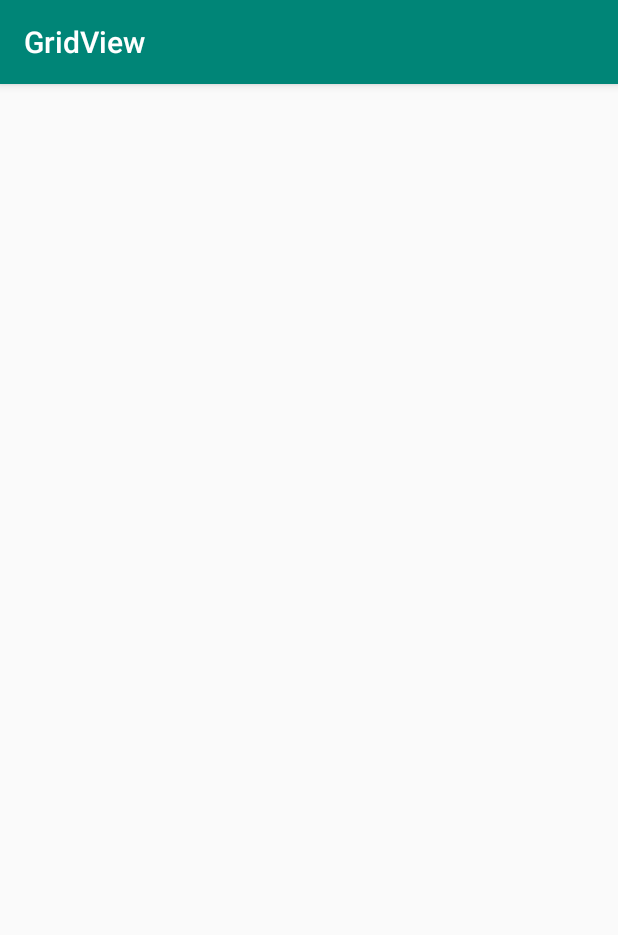
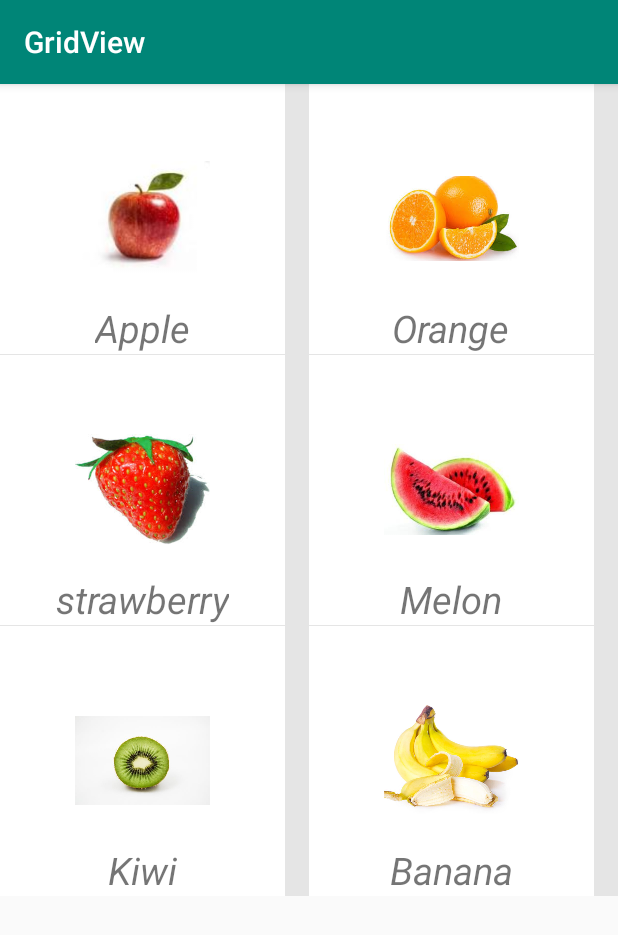
Before and after one commit to kshitiz-kumar/GridView, an Android app: the screen it shows after launch (MainActivity), on a phone screen of 412 x 824 dp. Shown: the top 935 px of the screen. Run offline under Robolectric (Android 15) with nearby library versions, the phone set to English and light mode, and no system bars.

Commit message:
second commit

```diff
--- a/app/src/main/java/com/example/gridview/MainActivity.java
+++ b/app/src/main/java/com/example/gridview/MainActivity.java
@@ -1,13 +1,73 @@
 package com.example.gridview;
 
+import android.content.Intent;
 import android.support.v7.app.AppCompatActivity;
 import android.os.Bundle;
+import android.view.View;
+import android.view.ViewGroup;
+import android.widget.AdapterView;
+import android.widget.BaseAdapter;
+import android.widget.GridView;
+import android.widget.ImageView;
+import android.widget.TextView;
 
 public class MainActivity extends AppCompatActivity {
+
+    GridView gridView;
+
+    String[] fruitNames = {"Apple","Orange","strawberry","Melon","Kiwi","Banana"};
+    int[] fruitImages = {R.drawable.apple,R.drawable.oranges,R.drawable.strawberry,R.drawable.watermelon,R.drawable.kiwi,R.drawable.banana};
 
     @Override
     protected void onCreate(Bundle savedInstanceState) {
         super.onCreate(savedInstanceState);
         setContentView(R.layout.activity_main);
+
+        gridView =(GridView) findViewById(R.id.gridview);
+
+        CustomAdapter customadapter = new CustomAdapter();
+        gridView.setAdapter(customadapter);
+
+        gridView.setOnItemClickListener(new AdapterView.OnItemClickListener() {
+            @Override
+            public void onItemClick(AdapterView<?> adapterView, View view, int i, long l) {
+//                Toast.makeText(getApplicationContext(),fruitNames[i],Toast.LENGTH_LONG).show();
+                Intent intent = new Intent(getApplicationContext(),GridItemActivity.class);
+                intent.putExtra("name",fruitNames[i]);
+                intent.putExtra("image",fruitImages[i]);
+                startActivity(intent);
+
+            }
+        });
+    }
+
+    public class CustomAdapter extends BaseAdapter
+    {
+        @Override
+        public int getCount() {
+            return fruitImages.length;
+        }
+
+        @Override
+        public Object getItem(int position) {
+            return null;
+        }
+
+        @Override
+        public long getItemId(int position) {
+            return 0;
+        }
+
+        @Override
+        public View getView(int i, View view, ViewGroup viewGroup) {
+            View view1 = getLayoutInflater().inflate(R.layout.row_data,null);
+            //getting view in row_data
+            TextView name = view1.findViewById(R.id.fruits);
+            ImageView image = view1.findViewById(R.id.images);
+
+            name.setText(fruitNames[i]);
+            image.setImageResource(fruitImages[i]);
+            return view1;
+        }
     }
 }
--- a/app/src/main/res/layout/activity_main.xml
+++ b/app/src/main/res/layout/activity_main.xml
@@ -14,6 +14,7 @@
         android:numColumns="2"
         android:verticalSpacing="1dp"
         android:horizontalSpacing="1dp"
-        android:background="#e5e5e5"></GridView>
+        android:background="#e5e5e5">
+    </GridView>
 
 </LinearLayout>
```
Also changed, not shown: app/src/main/java/com/example/gridview/GridItemActivity.java (+30 -0 lines), app/src/main/res/layout/activity_grid_item.xml (+21 -2 lines).
